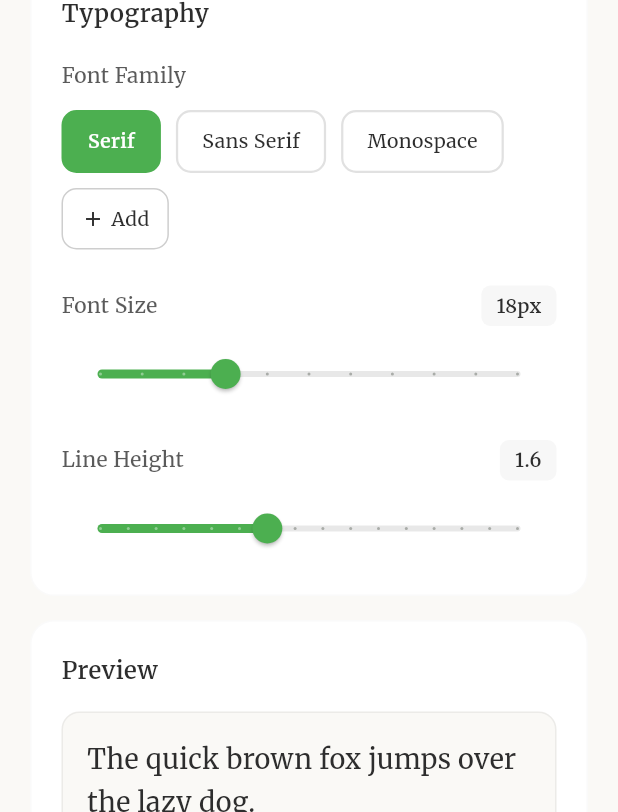
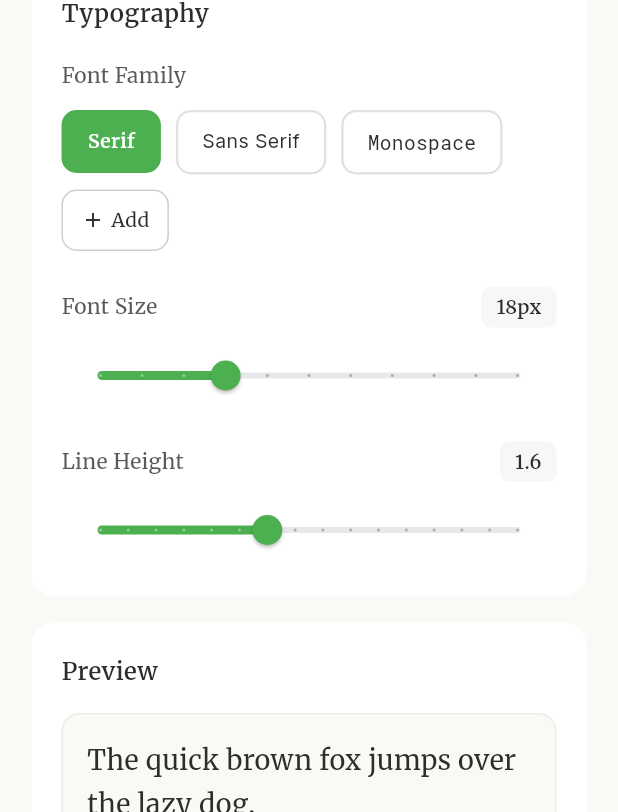
Before and after one commit to iam-kanav/velum, a Flutter app: the SettingsScreen screen opened by its route, scrolled down 576 dp, on a phone screen of 412 x 824 dp. Shown: the part 424-1236 px from the top of the screen. Run offline on Flutter 3.47's test engine with Material 3 defaults, Android fonts, the phone set to English and light mode, and no system bars; our stand-ins replace audio_service, equatable, file_picker, flutter_tts, go_router, google_fonts and 4 more; missing offline and left inert: audio_session, epubx; accounts and stored records are empty.

Commit message:
Fonts fixed, voice name changed, colors fixed.

```diff
--- a/lib/features/reader/presentation/providers/highlight_notifier.dart
+++ b/lib/features/reader/presentation/providers/highlight_notifier.dart
@@ -9,10 +9,15 @@ class HighlightNotifier extends ChangeNotifier {
 
   String? _currentBookPath;
   List<Highlight> _highlights = [];
+  String? _lastRemovedHighlightId;
 
   HighlightNotifier(this._service);
 
   List<Highlight> get highlights => _highlights;
+
+  /// The ID of the most recently removed highlight (consumed by the reader to update the WebView).
+  String? get lastRemovedHighlightId => _lastRemovedHighlightId;
+  void clearLastRemoved() => _lastRemovedHighlightId = null;
 
   /// Grouped by color for display in highlights modal
   Map<String, List<Highlight>> get highlightsByColor {
@@ -60,6 +65,7 @@ class HighlightNotifier extends ChangeNotifier {
     if (_currentBookPath == null) return;
     await _service.removeHighlight(_currentBookPath!, id);
     _highlights = _service.getHighlights(_currentBookPath!);
+    _lastRemovedHighlightId = id;
     notifyListeners();
   }
 }
--- a/lib/features/settings/presentation/screens/settings_screen.dart
+++ b/lib/features/settings/presentation/screens/settings_screen.dart
@@ -1,4 +1,5 @@
 import 'package:flutter/material.dart';
+import 'package:google_fonts/google_fonts.dart';
 import 'package:provider/provider.dart';
 import 'package:velum/features/settings/data/models/reader_settings.dart';
 import 'package:velum/features/settings/presentation/providers/settings_notifier.dart';
@@ -467,11 +468,7 @@ class SettingsScreen extends StatelessWidget {
               ),
               child: Text(
                 displayName,
-                style: TextStyle(
-                  fontSize: 13,
-                  color: isSelected ? Colors.white : theme.textColor,
-                  fontWeight: isSelected ? FontWeight.w600 : FontWeight.normal,
-                ),
+                style: _fontChipStyle(font, isSelected, theme),
               ),
             ),
           );
@@ -550,6 +547,28 @@ class SettingsScreen extends StatelessWidget {
     );
   }
 
+  TextStyle _fontChipStyle(
+    ReaderFont font,
+    bool isSelected,
+    ReaderTheme theme,
+  ) {
+    final color = isSelected ? Colors.white : theme.textColor;
+    final weight = isSelected ? FontWeight.w600 : FontWeight.normal;
+    switch (font) {
+      case ReaderFont.serif:
+        return GoogleFonts.merriweather(
+          fontSize: 13, color: color, fontWeight: weight);
+      case ReaderFont.sans:
+        return GoogleFonts.inter(
+          fontSize: 13, color: color, fontWeight: weight);
+      case ReaderFont.mono:
+        return GoogleFonts.robotoMono(
+          fontSize: 13, color: color, fontWeight: weight);
+      case ReaderFont.custom:
+        return TextStyle(fontSize: 13, color: color, fontWeight: weight);
+    }
+  }
+
   Widget _buildSliderRow(
     String label,
     String value,
@@ -623,14 +642,28 @@ class SettingsScreen extends StatelessWidget {
           'The quick brown fox jumps over the lazy dog.\n\n'
           'Lorem ipsum dolor sit amet, consectetur adipiscing elit. '
           'Sed do eiusmod tempor incididunt ut labore et dolore magna aliqua.',
-          style: TextStyle(
-            fontSize: settings.fontSize,
-            height: settings.lineHeight,
-            color: readerTheme.textColor,
-          ),
+          style: _previewTextStyle(settings, readerTheme),
         ),
       ),
     );
+  }
+
+  TextStyle _previewTextStyle(ReaderSettings settings, ReaderTheme readerTheme) {
+    final base = TextStyle(
+      fontSize: settings.fontSize,
+      height: settings.lineHeight,
+      color: readerTheme.textColor,
+    );
+    switch (settings.font) {
+      case ReaderFont.serif:
+        return GoogleFonts.merriweather(textStyle: base);
+      case ReaderFont.sans:
+        return GoogleFonts.inter(textStyle: base);
+      case ReaderFont.mono:
+        return GoogleFonts.robotoMono(textStyle: base);
+      case ReaderFont.custom:
+        return base;
+    }
   }
 
   Color _getCardColor(ReaderTheme theme) {
```
Also changed, not shown: lib/features/library/data/services/library_service.dart (+61 -92 lines), lib/features/library/presentation/providers/library_notifier.dart (+6 -1 lines), lib/features/reader/presentation/screens/reader_screen.dart (+38 -20 lines), lib/features/reader/presentation/widgets/highlights_modal.dart (+11 -9 lines), lib/features/settings/presentation/widgets/settings_modal.dart (+27 -8 lines), lib/features/tts/presentation/widgets/tts_settings_section.dart (+65 -9 lines), 6 other files.
